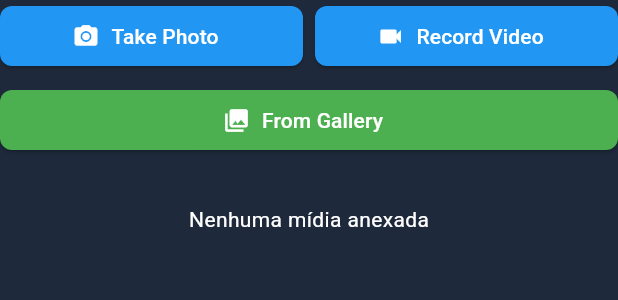
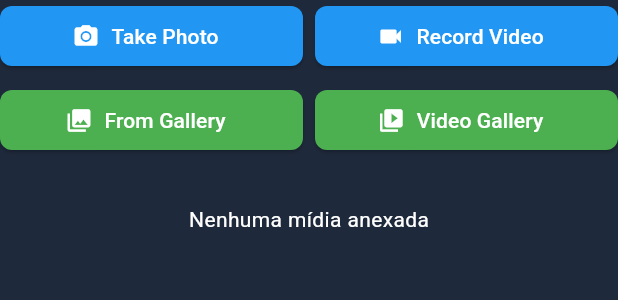
Before and after one commit to danrleyribeiro-rv/inspection_app, a Flutter app: the MediaHandlingWidget widget shown alone on an empty page, opened directly with empty values, after a tap on "Record Video", on a phone screen of 412 x 824 dp. Shown: the top 300 px of the screen. Run offline on Flutter 3.47's test engine with Material 3 defaults, Android fonts, the light colour scheme and no system bars; our stand-ins replace brasil_fields, cloud_firestore, connectivity_plus, file_picker, firebase_auth, firebase_core and 7 more; missing offline and left inert: cpf_cnpj_validator, ffmpeg_kit_flutter; accounts and stored records are empty.

Commit message:
Implementação correta com watermark nas imagens(vídeos ainda com problema)

```diff
--- a/lib/presentation/widgets/media_handling_widget.dart
+++ b/lib/presentation/widgets/media_handling_widget.dart
@@ -1,4 +1,5 @@
-// lib/presentation/widgets/media_handling_widget.dart (updated with watermark)
+// lib/presentation/widgets/media_handling_widget.dart (atualizado com marca d'água de vídeo)
+
 import 'dart:io';
 import 'package:flutter/material.dart';
 import 'package:image_picker/image_picker.dart';
@@ -13,6 +14,7 @@ import 'package:uuid/uuid.dart';
 import 'package:inspection_app/models/room.dart';
 import 'package:inspection_app/models/item.dart';
 import 'package:inspection_app/models/detail.dart';
+import 'package:geolocator/geolocator.dart';
 
 class MediaHandlingWidget extends StatefulWidget {
   final String inspectionId;
@@ -46,6 +48,7 @@ class _MediaHandlingWidgetState extends State<MediaHandlingWidget> {
 
   List<Map<String, dynamic>> _mediaItems = [];
   bool _isLoading = true;
+  bool _isProcessingVideo = false; // Novo estado para processamento de vídeo
 
   @override
   void initState() {
@@ -115,6 +118,15 @@ class _MediaHandlingWidgetState extends State<MediaHandlingWidget> {
     setState(() => _isLoading = true);
 
     try {
+      // Obter a localização atual
+      final position = await _watermarkService.getCurrentLocation();
+      String? address;
+
+      // Obter endereço legível se tivermos a posição
+      if (position != null) {
+        address = await _watermarkService.getAddressFromPosition(position);
+      }
+
       // Create a unique local path for the file
       final mediaDir = await getMediaDirectory();
       final timestamp = DateTime.now();
@@ -130,6 +142,8 @@ class _MediaHandlingWidgetState extends State<MediaHandlingWidget> {
         file,
         isFromGallery: source == ImageSource.gallery,
         timestamp: timestamp,
+        location: position,
+        locationAddress: address,
       );
 
       // Add metadata
@@ -137,6 +151,8 @@ class _MediaHandlingWidgetState extends State<MediaHandlingWidget> {
         watermarkedFile,
         source == ImageSource.gallery,
         timestamp,
+        location: position,
+        locationAddress: address,
       );
 
       // Copy to local path
@@ -206,9 +222,31 @@ class _MediaHandlingWidgetState extends State<MediaHandlingWidget> {
 
     if (pickedFile == null) return;
 
-    setState(() => _isLoading = true);
+    // Mostra uma mensagem de processamento (pode demorar mais para vídeos)
+    if (mounted) {
+      ScaffoldMessenger.of(context).showSnackBar(
+        const SnackBar(
+          content: Text('Processando vídeo com marca d\'água...'),
+          duration: Duration(seconds: 5),
+        ),
+      );
+    }
+
+    setState(() {
+      _isLoading = true;
+      _isProcessingVideo = true; // Marca que estamos processando vídeo
+    });
 
     try {
+      // Obter a localização atual
+      final position = await _watermarkService.getCurrentLocation();
+      String? address;
+
+      // Obter endereço legível se tivermos a posição
+      if (position != null) {
+        address = await _watermarkService.getAddressFromPosition(position);
+      }
+
       // Create a unique local path for the file
       final mediaDir = await getMediaDirectory();
       final timestamp = DateTime.now();
@@ -219,22 +257,19 @@ class _MediaHandlingWidgetState extends State<MediaHandlingWidget> {
       // Get original file
       final file = File(pickedFile.path);
 
-      // Add watermark to video (if implemented)
+      // Add watermark to video
       final watermarkedFile = await _watermarkService.addWatermarkToVideo(
         file,
         isFromGallery: source == ImageSource.gallery,
         timestamp: timestamp,
+        location: position,
+        locationAddress: address,
       );
 
-      // Add metadata
-      final finalFile = await _watermarkService.addMetadataToImage(
-        watermarkedFile,
-        source == ImageSource.gallery,
-        timestamp,
-      );
-
-      // Copy to local path
-      await finalFile.copy(localPath);
+      // Copy to local path if needed
+      if (watermarkedFile.path != localPath) {
+        await watermarkedFile.copy(localPath);
+      }
 
       // Prepare media data
       final mediaData = <String, dynamic>{
@@ -286,14 +321,16 @@ class _MediaHandlingWidgetState extends State<MediaHandlingWidget> {
       }
     } finally {
       if (mounted) {
-        setState(() => _isLoading = false);
+        setState(() {
+          _isLoading = false;
+          _isProcessingVideo = false;
+        });
       }
     }
   }
 
   // Rest of the methods remain the same...
   Future<void> _deleteMedia(String mediaId) async {
-    // Keep existing implementation
     // Show confirmation dialog
     final confirm = await showDialog<bool>(
       context: context,
@@ -386,7 +423,6 @@ class _MediaHandlingWidgetState extends State<MediaHandlingWidget> {
   }
 
   Future<void> _moveMedia(String mediaId) async {
-    // Keep existing implementation
     // Show room selection dialog
     final result = await showDialog<Map<String, dynamic>>(
       context: context,
@@ -518,16 +554,39 @@ class _MediaHandlingWidgetState extends State<MediaHandlingWidget> {
                 ),
               ),
             ),
+            const SizedBox(width: 8),
+            Expanded(
+              child: ElevatedButton.icon(
+                onPressed: _isLoading ? null : () => _pickVideo(ImageSource.gallery),
+                icon: const Icon(Icons.video_library),
+                label: const Text('Video Gallery'),
+                style: ElevatedButton.styleFrom(
+                  backgroundColor: Colors.green,
+                ),
+              ),
+            ),
           ],
         ),
         const SizedBox(height: 16),
 
         // Media display
         if (_isLoading)
-          const Center(child: Padding(
-            padding: EdgeInsets.symmetric(vertical: 30.0),
-            child: CircularProgressIndicator(),
-          ))
+          Center(
+            child: Column(
+              mainAxisSize: MainAxisSize.min,
+              children: [
+                const CircularProgressIndicator(),
+                const SizedBox(height: 12),
+                if (_isProcessingVideo)
+                  const Text(
+                    'Processando vídeo com marca d\'água...\nIsso pode levar alguns instantes.',
+                    textAlign: TextAlign.center,
+                  )
+                else
+                  const Text('Carregando...'),
+              ],
+            ),
+          )
         else if (_mediaItems.isEmpty)
           const Center(
             child: Padding(
@@ -763,7 +822,9 @@ class _MoveMediaDialogState extends State<MoveMediaDialog> {
   }
 
   Future<void> _loadRooms() async {
+    if (!mounted) return;
     setState(() => _isLoading = true);
+
     try {
       final rooms = await _inspectionService.getRooms(widget.inspectionId);
 
--- a/pubspec.yaml
+++ b/pubspec.yaml
@@ -64,6 +64,9 @@ dependencies:
   speech_to_text: ^7.0.0
   url_launcher: ^6.3.1
   google_maps_flutter: ^2.12.1
+  geolocator: ^14.0.0
+  geocoding: ^3.0.0
+  ffmpeg_kit_flutter: ^6.0.3
 
 dev_dependencies:
   flutter_test:
```
Also changed, not shown: lib/presentation/screens/inspection/components/non_conformity_form.dart (+43 -93 lines), lib/services/image_watermark_service.dart (+185 -66 lines), pubspec.lock, 6 other files.
